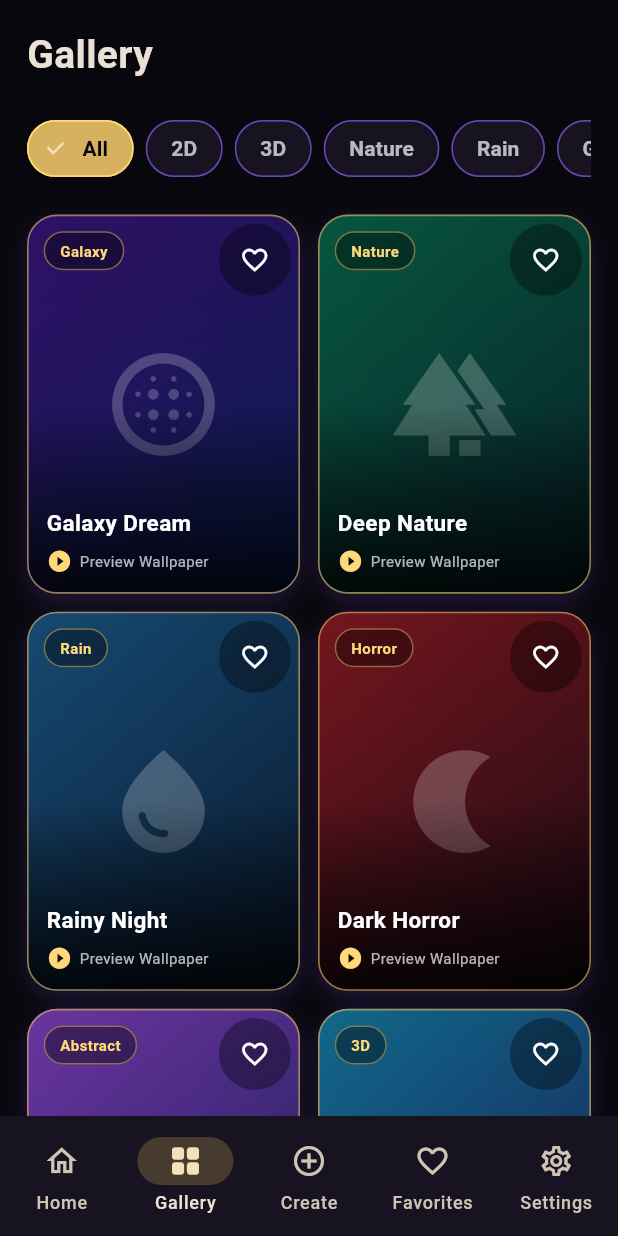
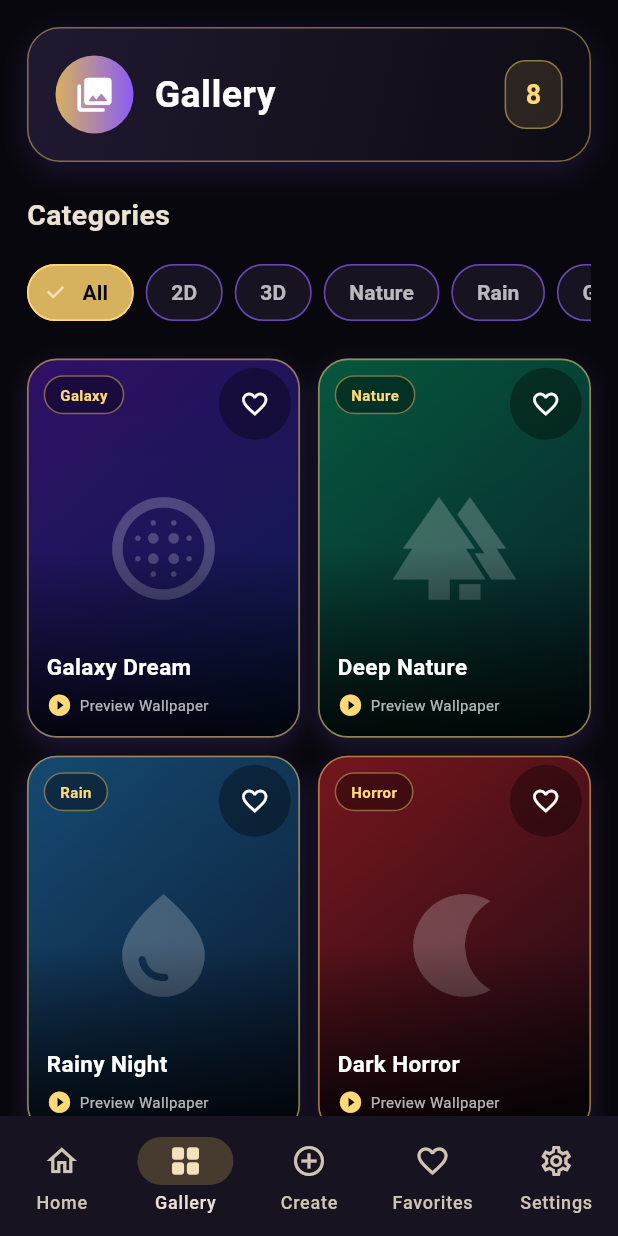
Before and after one commit to ymohammod792-ai/live-wallpaper-pro, a Flutter app: the screen it shows after launch, item 2 of the bottom bar chosen, on a phone screen of 412 x 824 dp. Run offline on Flutter 3.47's test engine with Material 3 defaults, Android fonts, the phone set to English and light mode, and no system bars; our stand-ins replace image_picker, video_player.

Commit message:
Upgrade premium gallery page

```diff
--- a/lib/main.dart
+++ b/lib/main.dart
@@ -635,11 +635,87 @@ class _MainScreenState extends State<MainScreen> {
     return ListView(
       padding: const EdgeInsets.all(18),
       children: [
-        Text(
-          tr('gallery'),
-          style: const TextStyle(fontSize: 26, fontWeight: FontWeight.bold),
+        Container(
+          padding: const EdgeInsets.all(18),
+          decoration: BoxDecoration(
+            borderRadius: BorderRadius.circular(22),
+            border: Border.all(
+              color: const Color(0xFFD6B15E).withValues(alpha: 0.55),
+            ),
+            gradient: const LinearGradient(
+              colors: [
+                Color(0xFF211832),
+                Color(0xFF171320),
+                Color(0xFF0D0B13),
+              ],
+              begin: Alignment.topLeft,
+              end: Alignment.bottomRight,
+            ),
+            boxShadow: [
+              BoxShadow(
+                color: const Color(0xFF8B5CF6).withValues(alpha: 0.16),
+                blurRadius: 16,
+                offset: const Offset(0, 6),
+              ),
+            ],
+          ),
+          child: Row(
+            children: [
+              Container(
+                width: 52,
+                height: 52,
+                decoration: BoxDecoration(
+                  shape: BoxShape.circle,
+                  gradient: const LinearGradient(
+                    colors: [
+                      Color(0xFFD6B15E),
+                      Color(0xFF8B5CF6),
+                    ],
+                  ),
+                ),
+                child: const Icon(
+                  Icons.photo_library_rounded,
+                  color: Colors.white,
+                  size: 27,
+                ),
+              ),
+              const SizedBox(width: 14),
+              Expanded(
+                child: Text(
+                  tr('gallery'),
+                  style: const TextStyle(
+                    fontSize: 25,
+                    fontWeight: FontWeight.bold,
+                    color: Colors.white,
+                  ),
+                ),
+              ),
+              Container(
+                padding: const EdgeInsets.symmetric(
+                  horizontal: 13,
+                  vertical: 9,
+                ),
+                decoration: BoxDecoration(
+                  color: const Color(0xFFD6B15E).withValues(alpha: 0.14),
+                  borderRadius: BorderRadius.circular(14),
+                  border: Border.all(
+                    color: const Color(0xFFD6B15E).withValues(alpha: 0.6),
+                  ),
+                ),
+                child: Text(
+                  '${filtered.length}',
+                  style: const TextStyle(
+                    color: Color(0xFFFFD978),
+                    fontSize: 18,
+                    fontWeight: FontWeight.bold,
+                  ),
+                ),
+              ),
+            ],
+          ),
         ),
-        const SizedBox(height: 20),
+        const SizedBox(height: 22),
+        sectionTitle(tr('categories')),
         SizedBox(
           height: 48,
           child: ListView(
```
